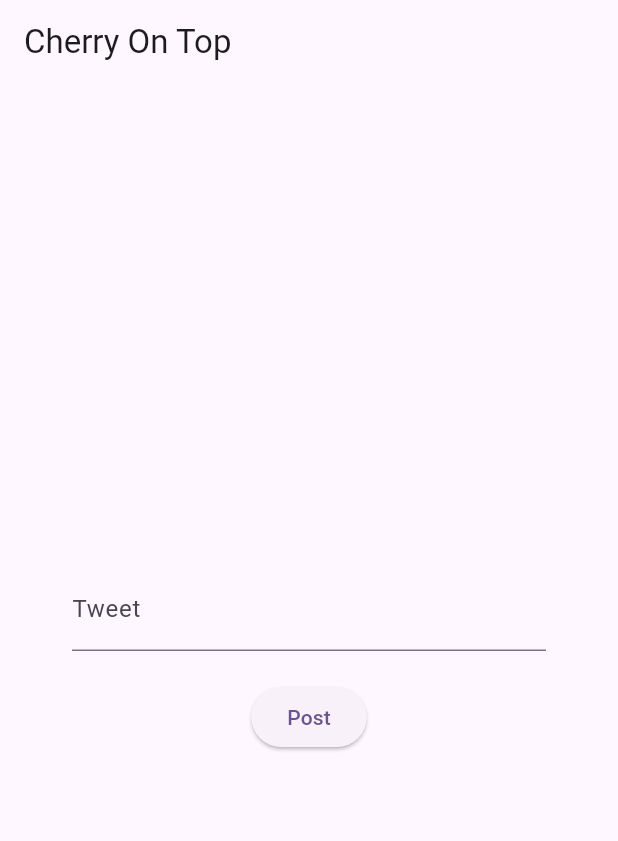
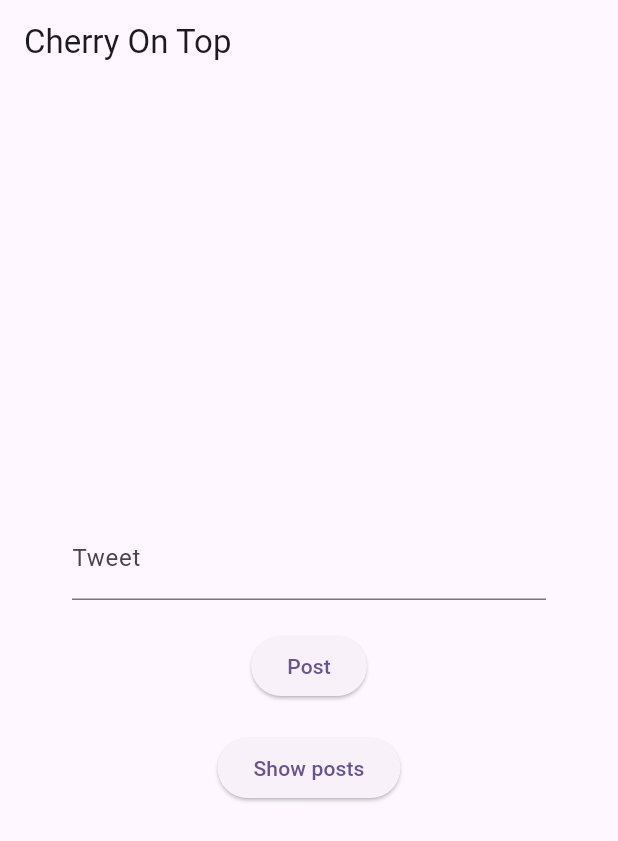
Before and after one commit to Cherry-Network/app-boilerplate, a Flutter app: the screen it shows after launch, on a phone screen of 412 x 824 dp. Shown: the top 841 px of the screen. Run offline on Flutter 3.47's test engine with Material 3 defaults, Android fonts, the light colour scheme and no system bars.

Commit message:
add show posts button

```diff
--- a/lib/main.dart
+++ b/lib/main.dart
@@ -82,6 +82,15 @@ class _AppState extends State<App> {
                 },
                 child: const Text('Post'),
               ),
+              const SizedBox(height: 20),
+              ElevatedButton(
+                onPressed: () {
+                  Navigator.of(context).push(
+                    MaterialPageRoute(builder: (context) => const Posts()),
+                  );
+                },
+                child: const Text("Show posts"),
+              ),
             ],
           ),
         ),
```
